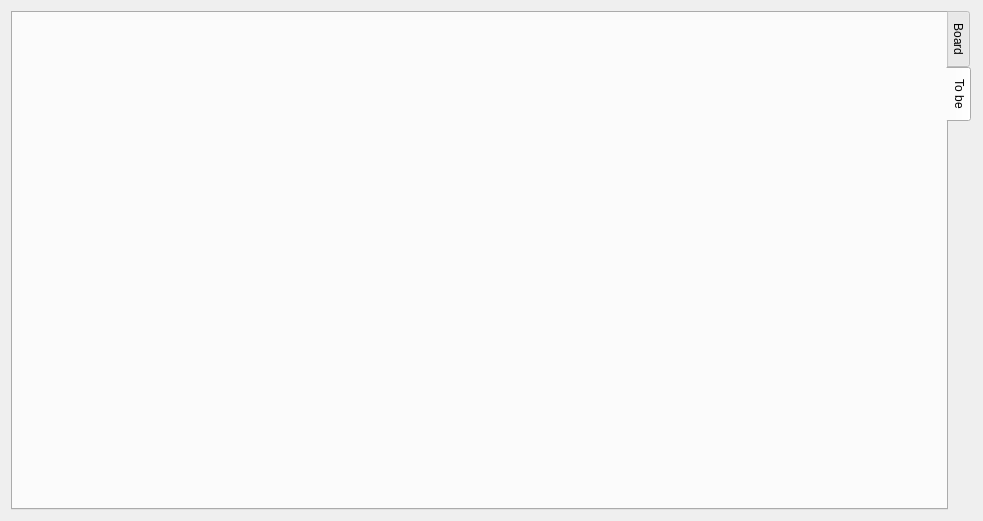
This is src/dialogconfiguration.ui in gillesmaire/myChessBase as Qt 5 draws it before an edit. The edited form follows.
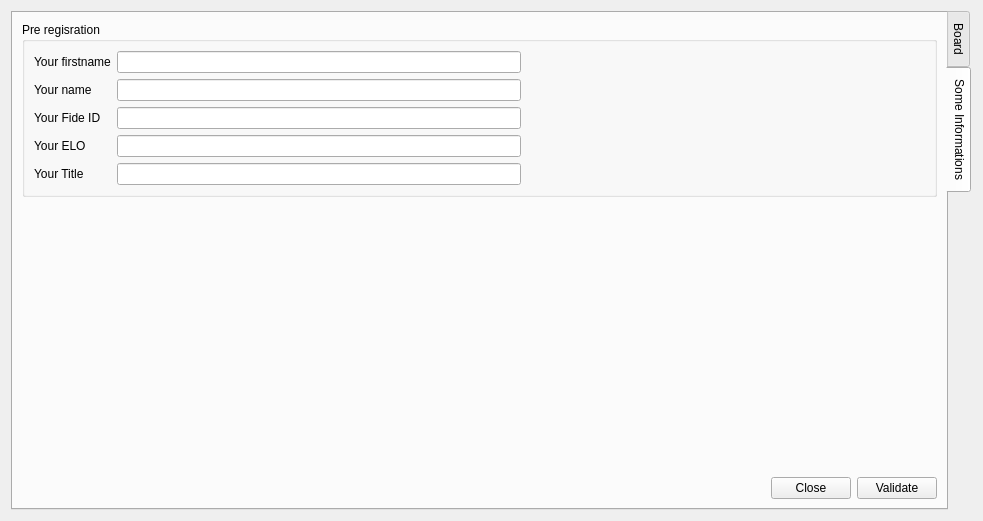
This is the edited form. The open tabs and pages were chosen to show the change. Custom widgets are drawn as their Qt base class.

Patch:
```diff
--- a/src/dialogconfiguration.ui
+++ b/src/dialogconfiguration.ui
@@ -174,8 +174,142 @@
      </widget>
      <widget class="QDialog" name="Bientot">
       <attribute name="title">
-       <string>To be</string>
+       <string>Some Informations</string>
       </attribute>
+      <layout class="QHBoxLayout" name="horizontalLayout_7">
+       <item>
+        <layout class="QVBoxLayout" name="verticalLayout_11">
+         <item>
+          <widget class="QGroupBox" name="groupBox_3">
+           <property name="title">
+            <string>Pre regisration</string>
+           </property>
+           <layout class="QVBoxLayout" name="verticalLayout_10">
+            <item>
+             <layout class="QHBoxLayout" name="horizontalLayout_5">
+              <item>
+               <layout class="QVBoxLayout" name="verticalLayout_8">
+                <item>
+                 <widget class="QLabel" name="labelYourFirsname">
+                  <property name="text">
+                   <string>Your firstname</string>
+                  </property>
+                 </widget>
+                </item>
+                <item>
+                 <widget class="QLabel" name="labelYourName">
+                  <property name="text">
+                   <string>Your name</string>
+                  </property>
+                 </widget>
+                </item>
+                <item>
+                 <widget class="QLabel" name="labelYourFideID_3">
+                  <property name="text">
+                   <string>Your Fide ID</string>
+                  </property>
+                 </widget>
+                </item>
+                <item>
+                 <widget class="QLabel" name="labelYourElo">
+                  <property name="text">
+                   <string>Your ELO</string>
+                  </property>
+                 </widget>
+                </item>
+                <item>
+                 <widget class="QLabel" name="labelYourFideID">
+                  <property name="text">
+                   <string>Your Title</string>
+                  </property>
+                 </widget>
+                </item>
+               </layout>
+              </item>
+              <item>
+               <layout class="QVBoxLayout" name="verticalLayout_9">
+                <item>
+                 <widget class="QLineEdit" name="lineEditYourFirstname"/>
+                </item>
+                <item>
+                 <widget class="QLineEdit" name="lineEditYourName"/>
+                </item>
+                <item>
+                 <widget class="QLineEdit" name="lineEditYourFideID"/>
+                </item>
+                <item>
+                 <widget class="QLineEdit" name="lineEditYourELO"/>
+                </item>
+                <item>
+                 <widget class="QLineEdit" name="lineEditYourTitle"/>
+                </item>
+               </layout>
+              </item>
+              <item>
+               <spacer name="horizontalSpacer_4">
+                <property name="orientation">
+                 <enum>Qt::Horizontal</enum>
+                </property>
+                <property name="sizeHint" stdset="0">
+                 <size>
+                  <width>40</width>
+                  <height>20</height>
+                 </size>
+                </property>
+               </spacer>
+              </item>
+             </layout>
+            </item>
+           </layout>
+          </widget>
+         </item>
+         <item>
+          <spacer name="verticalSpacer_3">
+           <property name="orientation">
+            <enum>Qt::Vertical</enum>
+           </property>
+           <property name="sizeHint" stdset="0">
+            <size>
+             <width>20</width>
+             <height>40</height>
+            </size>
+           </property>
+          </spacer>
+         </item>
+         <item>
+          <layout class="QHBoxLayout" name="horizontalLayout_6">
+           <item>
+            <spacer name="horizontalSpacer_3">
+             <property name="orientation">
+              <enum>Qt::Horizontal</enum>
+             </property>
+             <property name="sizeHint" stdset="0">
+              <size>
+               <width>40</width>
+               <height>20</height>
+              </size>
+             </property>
+            </spacer>
+           </item>
+           <item>
+            <widget class="QPushButton" name="pushButtonCloseInformations">
+             <property name="text">
+              <string>Close</string>
+             </property>
+            </widget>
+           </item>
+           <item>
+            <widget class="QPushButton" name="pushButtonValidateInformations">
+             <property name="text">
+              <string>Validate</string>
+             </property>
+            </widget>
+           </item>
+          </layout>
+         </item>
+        </layout>
+       </item>
+      </layout>
      </widget>
     </widget>
    </item>
```
Left out of the diff: 6 changed lines with no effect on the pictures.
